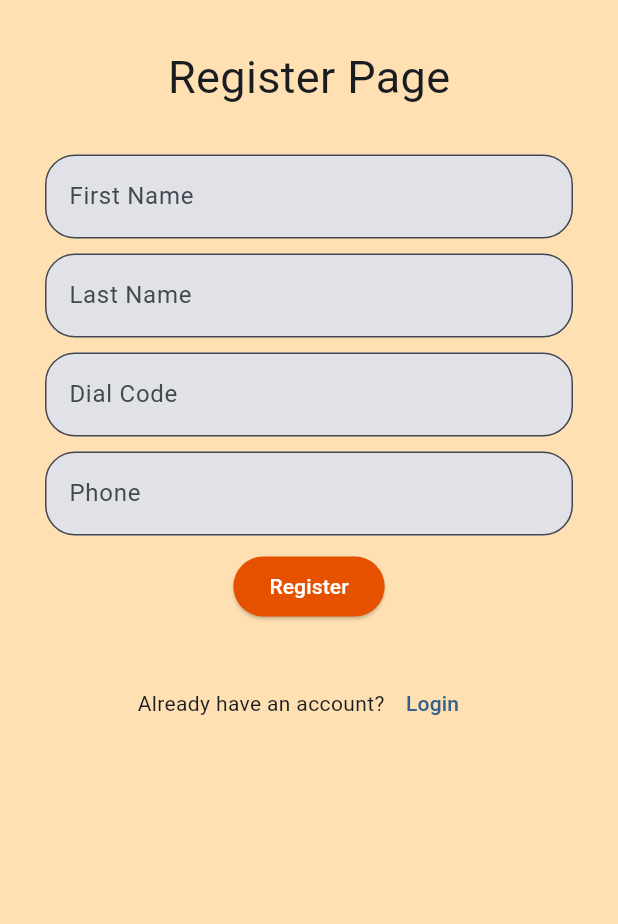
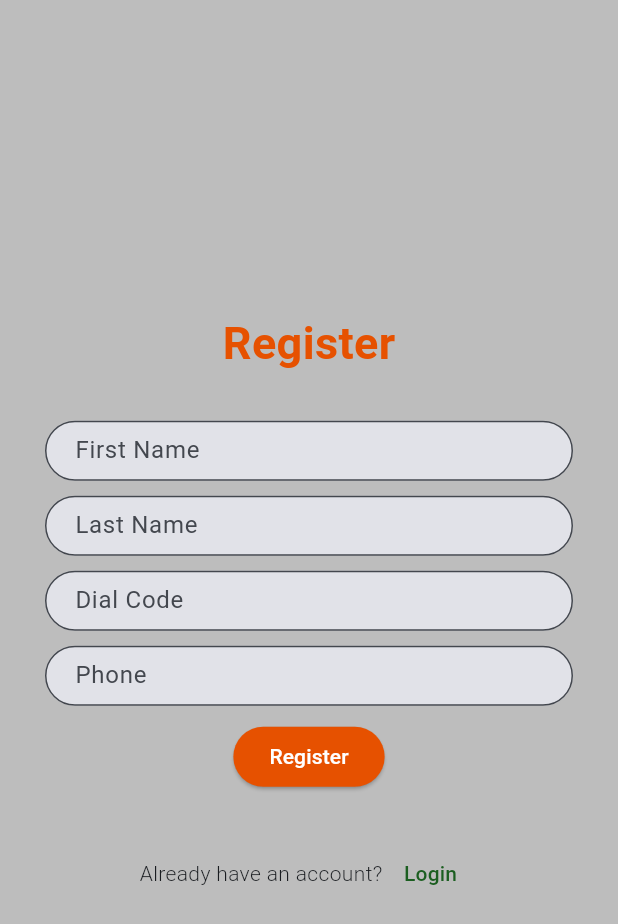
Before and after one commit to francisnnumbi/umlcc_eval, a Flutter app: the screen it shows after launch, after a tap on "Login", after a tap on "Register", on a phone screen of 412 x 824 dp. Shown: the top 924 px of the screen. Run offline on Flutter 3.47's test engine with Material 3 defaults, Android fonts, the phone set to English and light mode, and no system bars; our stand-ins replace cookie_jar, device_info_plus, dio, dio_cookie_manager, firebase_core, firebase_messaging and 2 more; accounts and stored records are empty.

Commit message:
work on login and register inputs

```diff
--- a/lib/app/ui/auth/login/login_page.dart
+++ b/lib/app/ui/auth/login/login_page.dart
@@ -1,6 +1,7 @@
 import 'package:flutter/material.dart';
 import 'package:get/get.dart';
 import 'package:umlcc_eval/app/ui/auth/register/register_page.dart';
+import 'package:umlcc_eval/configs/constants.dart';
 
 import '../../../services/auth_service.dart';
 
@@ -16,35 +17,45 @@ class LoginPage extends StatelessWidget {
   @override
   Widget build(BuildContext context) {
     return Scaffold(
-      backgroundColor: Colors.green.shade100,
+      backgroundColor: kBackgroundColor,
       body: SafeArea(
         child: Center(
-          child: Column(
-            mainAxisAlignment: MainAxisAlignment.center,
-            crossAxisAlignment: CrossAxisAlignment.center,
-            children: [
-              Expanded(
+          child: SingleChildScrollView(
             child: Form(
               key: _formKey,
               child: Padding(
                 padding: const EdgeInsets.all(30.0),
-                    child: ListView(
+                child: Column(
+                  mainAxisAlignment: MainAxisAlignment.center,
                   children: [
-                        const Center(
+                    Center(
                       child: Text(
                         "Login",
-                            style: TextStyle(fontSize: 30),
+                        style: TextStyle(
+                            fontSize: 30,
+                            fontWeight: FontWeight.bold,
+                            color: Colors.green.shade900),
                       ),
                     ),
-                        const SizedBox(height: 30),
+                    const SizedBox(height: 60),
                     TextFormField(
                       controller: _dialCodeController,
-                          decoration: const InputDecoration(
+                      decoration: InputDecoration(
+                        isDense: true,
+                        contentPadding: const EdgeInsets.symmetric(
+                            horizontal: 16.0, vertical: 8.0),
                         labelText: 'Dial Code',
                         filled: true,
-                            border: OutlineInputBorder(
+                        focusColor: Colors.green.shade900,
+                        floatingLabelStyle:
+                            TextStyle(color: Colors.green.shade900),
+                        border: const OutlineInputBorder(
+                          borderRadius: BorderRadius.all(Radius.circular(20)),
+                        ),
+                        focusedBorder: OutlineInputBorder(
+                          borderSide: BorderSide(color: Colors.green.shade900),
                           borderRadius:
-                                  BorderRadius.all(Radius.circular(20)),
+                              const BorderRadius.all(Radius.circular(20)),
                         ),
                       ),
                       validator: (value) {
@@ -57,12 +68,22 @@ class LoginPage extends StatelessWidget {
                     const SizedBox(height: 10),
                     TextFormField(
                       controller: _phoneController,
-                          decoration: const InputDecoration(
+                      decoration: InputDecoration(
+                        isDense: true,
+                        contentPadding: const EdgeInsets.symmetric(
+                            horizontal: 16.0, vertical: 8.0),
                         labelText: 'Phone',
                         filled: true,
-                            border: OutlineInputBorder(
+                        focusColor: Colors.green.shade900,
+                        floatingLabelStyle:
+                            TextStyle(color: Colors.green.shade900),
+                        border: const OutlineInputBorder(
+                          borderRadius: BorderRadius.all(Radius.circular(20)),
+                        ),
+                        focusedBorder: OutlineInputBorder(
+                          borderSide: BorderSide(color: Colors.green.shade900),
                           borderRadius:
-                                  BorderRadius.all(Radius.circular(20)),
+                              const BorderRadius.all(Radius.circular(20)),
                         ),
                       ),
                       validator: (value) {
@@ -100,11 +121,17 @@ class LoginPage extends StatelessWidget {
                     Row(
                       mainAxisAlignment: MainAxisAlignment.center,
                       children: [
-                            const Text("You have no account yet?"),
+                        const Text(
+                          "You have no account yet?",
+                          style: TextStyle(fontWeight: FontWeight.w300),
+                        ),
                         TextButton(
                           onPressed: () {
                             Get.offNamed(RegisterPage.route);
                           },
+                          style: TextButton.styleFrom(
+                            foregroundColor: Colors.orange.shade900,
+                          ),
                           child: const Text("Register"),
                         ),
                       ],
@@ -115,9 +142,6 @@ class LoginPage extends StatelessWidget {
               ),
             ),
           ),
-              //  const Spacer(),
-            ],
-          ),
         ),
       ),
     );
--- a/lib/app/ui/auth/register/register_page.dart
+++ b/lib/app/ui/auth/register/register_page.dart
@@ -2,6 +2,7 @@ import 'package:flutter/material.dart';
 import 'package:get/get.dart';
 import 'package:umlcc_eval/app/ui/auth/login/login_page.dart';
 
+import '../../../../configs/constants.dart';
 import '../../../services/auth_service.dart';
 
 class RegisterPage extends StatelessWidget {
@@ -18,37 +19,44 @@ class RegisterPage extends StatelessWidget {
   @override
   Widget build(BuildContext context) {
     return Scaffold(
-      backgroundColor: Colors.orange.shade100,
+      backgroundColor: kBackgroundColor,
       body: SafeArea(
         child: Center(
-          child: Column(
-            mainAxisAlignment: MainAxisAlignment.center,
-            crossAxisAlignment: CrossAxisAlignment.center,
-            children: [
-              // const Spacer(),
-
-              Expanded(
+          child: SingleChildScrollView(
             child: Form(
               key: _formKey,
               child: Padding(
                 padding: const EdgeInsets.all(30.0),
-                    child: ListView(
+                child: Column(
                   children: [
-                        const Center(
+                    Center(
                       child: Text(
-                            "Register Page",
-                            style: TextStyle(fontSize: 30),
+                        "Register",
+                        style: TextStyle(
+                            fontSize: 30,
+                            fontWeight: FontWeight.bold,
+                            color: Colors.orange.shade900),
                       ),
                     ),
                     const SizedBox(height: 30),
                     TextFormField(
                       controller: _firstNameController,
-                          decoration: const InputDecoration(
+                      decoration: InputDecoration(
+                        isDense: true,
+                        contentPadding: const EdgeInsets.symmetric(
+                            horizontal: 16.0, vertical: 8.0),
                         labelText: 'First Name',
                         filled: true,
-                            border: OutlineInputBorder(
+                        focusColor: Colors.orange.shade900,
+                        floatingLabelStyle:
+                            TextStyle(color: Colors.orange.shade900),
+                        border: const OutlineInputBorder(
+                          borderRadius: BorderRadius.all(Radius.circular(20)),
+                        ),
+                        focusedBorder: OutlineInputBorder(
+                          borderSide: BorderSide(color: Colors.orange.shade900),
                           borderRadius:
-                                  BorderRadius.all(Radius.circular(20)),
+                              const BorderRadius.all(Radius.circular(20)),
                         ),
                       ),
                       validator: (value) {
@@ -61,12 +69,22 @@ class RegisterPage extends StatelessWidget {
                     const SizedBox(height: 10),
                     TextFormField(
                       controller: _lastNameController,
-                          decoration: const InputDecoration(
+                      decoration: InputDecoration(
+                        isDense: true,
+                        contentPadding: const EdgeInsets.symmetric(
+                            horizontal: 16.0, vertical: 8.0),
                         labelText: 'Last Name',
                         filled: true,
-                            border: OutlineInputBorder(
+                        focusColor: Colors.orange.shade900,
+                        floatingLabelStyle:
+                            TextStyle(color: Colors.orange.shade900),
+                        border: const OutlineInputBorder(
+                          borderRadius: BorderRadius.all(Radius.circular(20)),
+                        ),
+                        focusedBorder: OutlineInputBorder(
+                          borderSide: BorderSide(color: Colors.orange.shade900),
                           borderRadius:
-                                  BorderRadius.all(Radius.circular(20)),
+                              const BorderRadius.all(Radius.circular(20)),
                         ),
                       ),
                       validator: (value) {
@@ -79,12 +97,22 @@ class RegisterPage extends StatelessWidget {
                     const SizedBox(height: 10),
                     TextFormField(
                       controller: _dialCodeController,
-                          decoration: const InputDecoration(
+                      decoration: InputDecoration(
+                        isDense: true,
+                        contentPadding: const EdgeInsets.symmetric(
+                            horizontal: 16.0, vertical: 8.0),
                         labelText: 'Dial Code',
                         filled: true,
-                            border: OutlineInputBorder(
+                        focusColor: Colors.orange.shade900,
+                        floatingLabelStyle:
+                            TextStyle(color: Colors.orange.shade900),
+                        border: const OutlineInputBorder(
+                          borderRadius: BorderRadius.all(Radius.circular(20)),
+                        ),
+                        focusedBorder: OutlineInputBorder(
+                          borderSide: BorderSide(color: Colors.orange.shade900),
                           borderRadius:
-                                  BorderRadius.all(Radius.circular(20)),
+                              const BorderRadius.all(Radius.circular(20)),
                         ),
                       ),
                       validator: (value) {
@@ -97,12 +125,22 @@ class RegisterPage extends StatelessWidget {
                     const SizedBox(height: 10),
                     TextFormField(
                       controller: _phoneController,
-                          decoration: const InputDecoration(
+                      decoration: InputDecoration(
+                        isDense: true,
+                        contentPadding: const EdgeInsets.symmetric(
+                            horizontal: 16.0, vertical: 8.0),
                         labelText: 'Phone',
                         filled: true,
-                            border: OutlineInputBorder(
+                        focusColor: Colors.orange.shade900,
+                        floatingLabelStyle:
+                            TextStyle(color: Colors.orange.shade900),
+                        border: const OutlineInputBorder(
+                          borderRadius: BorderRadius.all(Radius.circular(20)),
+                        ),
+                        focusedBorder: OutlineInputBorder(
+                          borderSide: BorderSide(color: Colors.orange.shade900),
                           borderRadius:
-                                  BorderRadius.all(Radius.circular(20)),
+                              const BorderRadius.all(Radius.circular(20)),
                         ),
                       ),
                       validator: (value) {
@@ -142,11 +180,17 @@ class RegisterPage extends StatelessWidget {
                     Row(
                       mainAxisAlignment: MainAxisAlignment.center,
                       children: [
-                            const Text("Already have an account?"),
+                        const Text(
+                          "Already have an account?",
+                          style: TextStyle(fontWeight: FontWeight.w300),
+                        ),
                         TextButton(
                           onPressed: () {
                             Get.offNamed(LoginPage.route);
                           },
+                          style: TextButton.styleFrom(
+                            foregroundColor: Colors.green.shade900,
+                          ),
                           child: const Text("Login"),
                         ),
                       ],
@@ -157,9 +201,6 @@ class RegisterPage extends StatelessWidget {
               ),
             ),
           ),
-              //  const Spacer(),
-            ],
-          ),
         ),
       ),
     );
```
Lines whose indentation alone changed are shown as unchanged.
